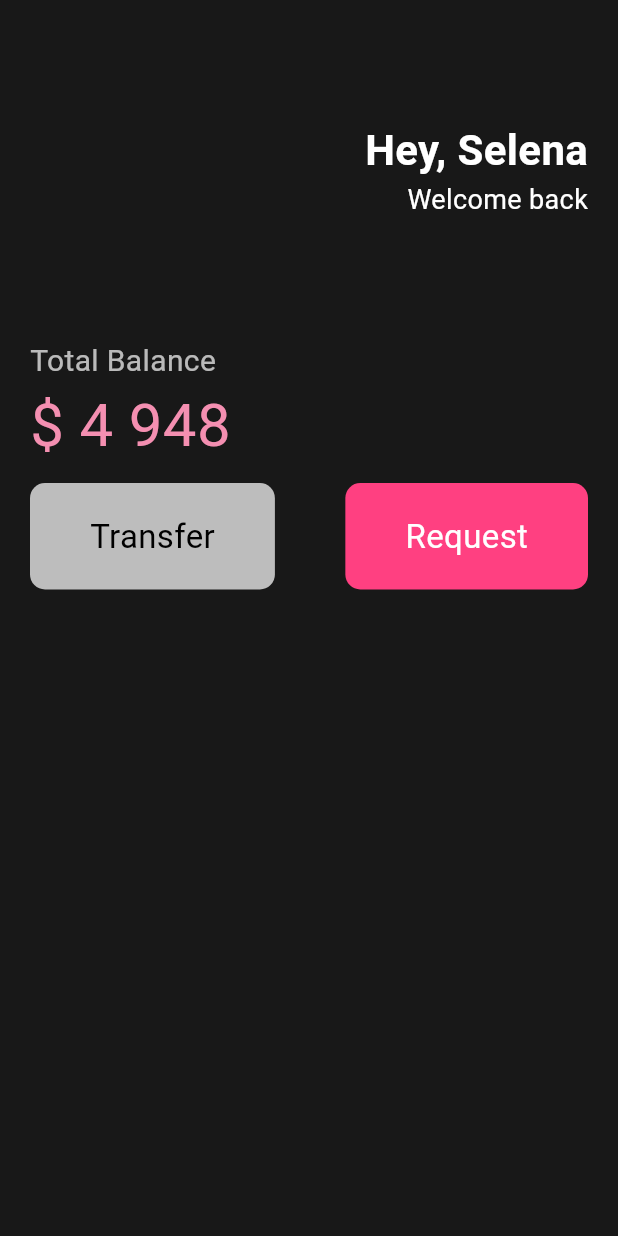
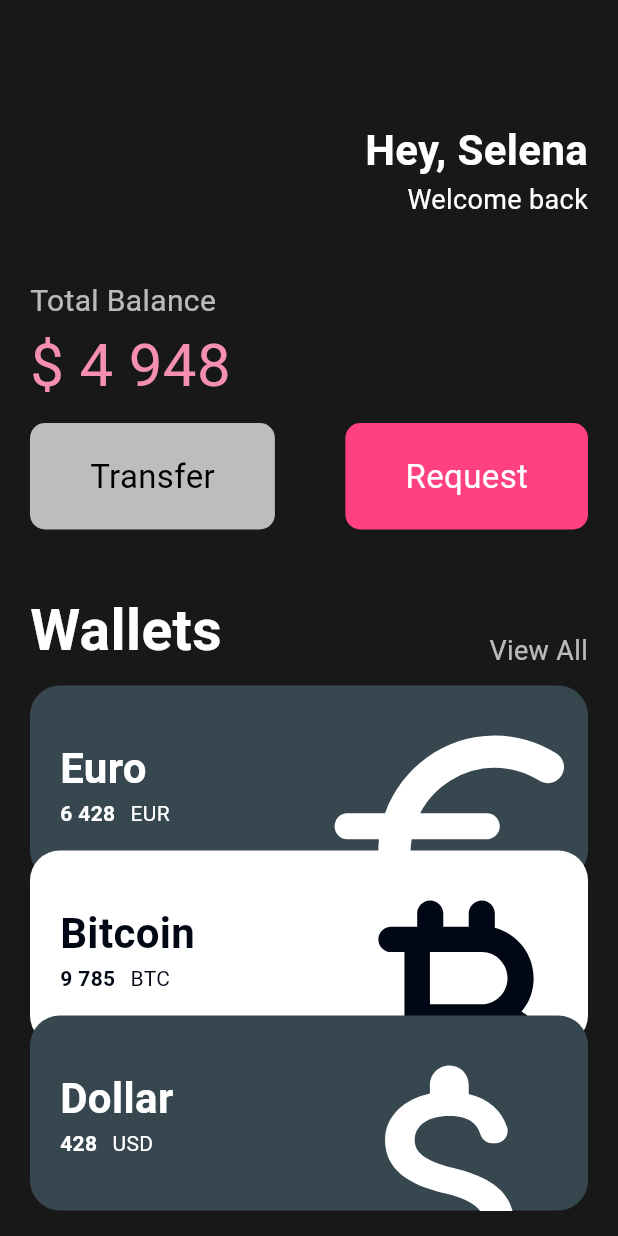
Before and after one commit to GangOn0215/study, a Flutter app: the screen it shows after launch, on a phone screen of 412 x 824 dp. Run offline on Flutter 3.47's test engine with Material 3 defaults, Android fonts, the phone set to English and light mode, and no system bars.

Commit message:
Flutter #3 ui challenge practice

```diff
--- a/Mobile/Flutter/a02_ui_challenge_practice/lib/main.dart
+++ b/Mobile/Flutter/a02_ui_challenge_practice/lib/main.dart
@@ -1,4 +1,5 @@
 import 'package:a02_ui_challenge_practice/widgets/button.dart';
+import 'package:a02_ui_challenge_practice/widgets/currency_card.dart';
 import 'package:flutter/material.dart';
 
 void main() {
@@ -13,7 +14,8 @@ class App extends StatelessWidget {
     return MaterialApp(
       home: Scaffold(
         backgroundColor: const Color(0XFF181818),
-        body: Padding(
+        body: SingleChildScrollView(
+          child: Padding(
             padding: const EdgeInsets.symmetric(horizontal: 20),
             child: Column(
               crossAxisAlignment: CrossAxisAlignment.start,
@@ -47,7 +49,7 @@ class App extends StatelessWidget {
                   ],
                 ),
                 const SizedBox(
-                height: 80,
+                  height: 40,
                 ),
                 Text(
                   'Total Balance',
@@ -80,8 +82,59 @@ class App extends StatelessWidget {
                       textColor: Colors.white,
                     )
                   ],
-              )
+                ),
+                const SizedBox(
+                  height: 40,
+                ),
+                Row(
+                  mainAxisAlignment: MainAxisAlignment.spaceBetween,
+                  crossAxisAlignment: CrossAxisAlignment.end,
+                  children: [
+                    const Text(
+                      'Wallets',
+                      style: TextStyle(
+                        color: Colors.white,
+                        fontSize: 38,
+                        fontWeight: FontWeight.w600,
+                      ),
+                    ),
+                    Text(
+                      'View All',
+                      style: TextStyle(
+                        color: Colors.white.withOpacity(0.7),
+                        fontSize: 18,
+                      ),
+                    ),
                   ],
+                ),
+                const SizedBox(
+                  height: 10,
+                ),
+                const CurrencyCard(
+                  name: 'Euro',
+                  code: 'EUR',
+                  amount: '6 428',
+                  icon: Icons.euro_rounded,
+                  isReversal: false,
+                ),
+                const CurrencyCard(
+                  offset: Offset(0, -20),
+                  name: 'Bitcoin',
+                  code: 'BTC',
+                  amount: '9 785',
+                  icon: Icons.currency_bitcoin_rounded,
+                  isReversal: true,
+                ),
+                const CurrencyCard(
+                  offset: Offset(0, -40),
+                  name: 'Dollar',
+                  code: 'USD',
+                  amount: '428',
+                  icon: Icons.attach_money_rounded,
+                  isReversal: false,
+                ),
+              ],
+            ),
           ),
         ),
       ),
--- /dev/null
+++ b/Mobile/Flutter/a02_ui_challenge_practice/lib/widgets/currency_card.dart
@@ -0,0 +1,86 @@
+import 'package:flutter/material.dart';
+
+class CurrencyCard extends StatelessWidget {
+  final String name, code, amount;
+  final IconData icon;
+  final bool isReversal; // 반전
+  final Offset offset;
+
+  final bgBlack = const Color(0XFF020715);
+
+  const CurrencyCard({
+    super.key,
+    required this.name,
+    required this.code,
+    required this.amount,
+    required this.icon,
+    required this.isReversal,
+    this.offset = const Offset(0, 0),
+  });
+
+  @override
+  Widget build(BuildContext context) {
+    return Transform.translate(
+      offset: offset,
+      child: Container(
+        clipBehavior: Clip.hardEdge,
+        decoration: BoxDecoration(
+          color: isReversal ? Colors.white : Colors.blueGrey.shade800,
+          borderRadius: BorderRadius.circular(20),
+        ),
+        child: Padding(
+          padding: const EdgeInsets.all(20),
+          child: Row(
+            mainAxisAlignment: MainAxisAlignment.spaceBetween,
+            children: [
+              Column(
+                crossAxisAlignment: CrossAxisAlignment.start,
+                children: [
+                  Text(
+                    name,
+                    style: TextStyle(
+                      color: isReversal ? bgBlack : Colors.white,
+                      fontSize: 28,
+                      fontWeight: FontWeight.w700,
+                    ),
+                  ),
+                  Row(
+                    children: [
+                      Text(
+                        amount,
+                        style: TextStyle(
+                          color: isReversal ? bgBlack : Colors.white,
+                          fontWeight: FontWeight.w700,
+                        ),
+                      ),
+                      const SizedBox(
+                        width: 10,
+                      ),
+                      Text(
+                        code,
+                        style: TextStyle(
+                          color: isReversal ? bgBlack : Colors.white,
+                        ),
+                      ),
+                    ],
+                  )
+                ],
+              ),
+              Transform.scale(
+                scale: 2.3,
+                child: Transform.translate(
+                  offset: const Offset(-10, 20),
+                  child: Icon(
+                    icon,
+                    size: 90,
+                    color: isReversal ? bgBlack : Colors.white,
+                  ),
+                ),
+              )
+            ],
+          ),
+        ),
+      ),
+    );
+  }
+}
```
Lines whose indentation alone changed are shown as unchanged.
